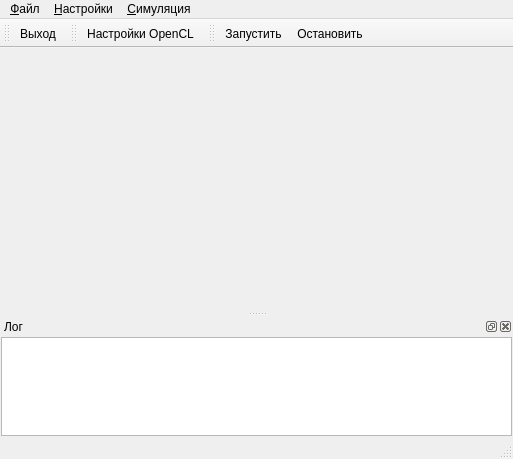
catompiler/qgalaxy, file mainwindow.ui: the form before one commit.
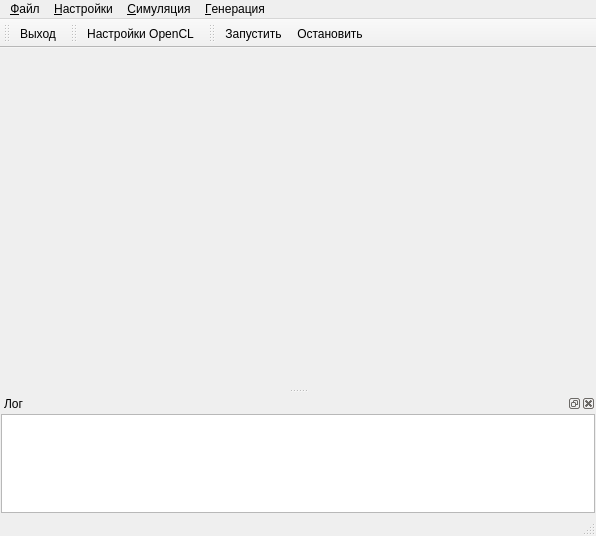
The form after the commit. Icons and pictures are not drawn.

What changed in the file:
```diff
--- a/mainwindow.ui
+++ b/mainwindow.ui
@@ -6,8 +6,8 @@
    <rect>
     <x>0</x>
     <y>0</y>
-    <width>513</width>
-    <height>459</height>
+    <width>596</width>
+    <height>536</height>
    </rect>
   </property>
   <property name="windowTitle">
@@ -25,7 +25,7 @@
     <rect>
      <x>0</x>
      <y>0</y>
-     <width>513</width>
+     <width>596</width>
      <height>22</height>
     </rect>
    </property>
@@ -48,9 +48,16 @@
     <addaction name="actSimStart"/>
     <addaction name="actSimStop"/>
    </widget>
+   <widget class="QMenu" name="mnuGenerate">
+    <property name="title">
+     <string>&amp;Генерация</string>
+    </property>
+    <addaction name="actGenSGalaxy"/>
+   </widget>
    <addaction name="mnuFile"/>
    <addaction name="mnuSettings"/>
    <addaction name="mnuSim"/>
+   <addaction name="mnuGenerate"/>
   </widget>
   <widget class="QToolBar" name="toolBarFile">
    <property name="windowTitle">
```
Left out of the diff: 8 changed lines with no effect on the pictures.
